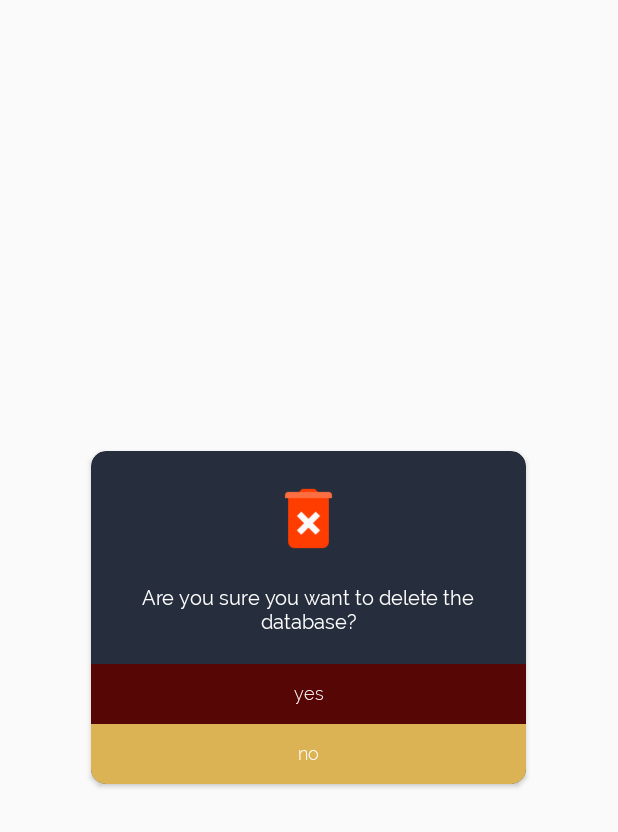
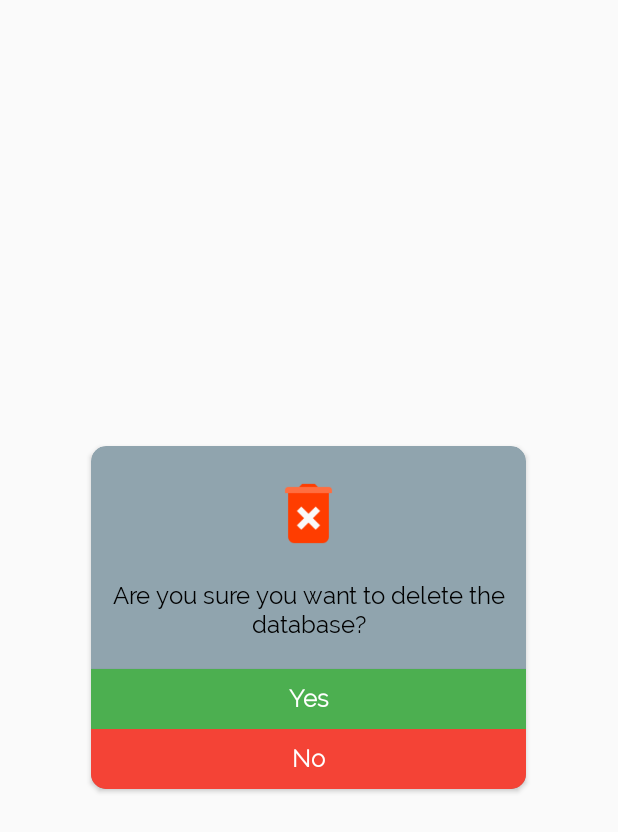
Before and after one commit to CharmiPatel25/note_TeamPurple_android, an Android app: the layout delete_note_layout.xml on its own in the app's theme, with its tools: preview values and no code run, on a phone screen of 412 x 824 dp. Shown: the top 832 px of the screen. Run offline under Robolectric (Android 15) with nearby library versions, the phone set to English and light mode, and no system bars.

Commit message:
[AP] layout changed for delete_note_layout.xml

```diff
--- a/app/src/main/java/com/example/note_teampurple_android/Activities/MainActivity.java
+++ b/app/src/main/java/com/example/note_teampurple_android/Activities/MainActivity.java
@@ -455,9 +455,9 @@ public class MainActivity extends BaseActivity implements View.OnClickListener {
         Button cancel = dialog.findViewById(R.id.but_canceldata);
 
         if (b) {
-            txtalert.setText("are you sure to delete category and its notes?");
+            txtalert.setText("Are you sure you want to delete category and its notes?");
         } else {
-            txtalert.setText("are you sure to delete this notes?");
+            txtalert.setText("Are you sure you want to delete this note?");
         }
 
         deldata.setOnClickListener(new View.OnClickListener() {
--- a/app/src/main/res/layout/delete_note_layout.xml
+++ b/app/src/main/res/layout/delete_note_layout.xml
@@ -11,7 +11,7 @@
         android:layout_width="290dp"
         android:layout_height="wrap_content"
         android:layout_gravity="center"
-        card_view:cardBackgroundColor="@color/grey"
+        card_view:cardBackgroundColor="@color/blue_grey_inactive"
         card_view:cardCornerRadius="10dp">
 
 
@@ -43,8 +43,8 @@
                     android:layout_marginLeft="5dp"
                     android:layout_marginRight="5dp"
                     android:text="Are you sure you want to delete the database?"
-                    android:textColor="@color/white"
-                    android:textSize="13sp" />
+                    android:textColor="@color/black"
+                    android:textSize="16sp" />
 
                 <Button
                     android:visibility="gone"
@@ -54,7 +54,7 @@
                     android:text="Move"
                     android:background="@color/default_inactive"
                     android:textAllCaps="false"
-                    android:textSize="12dp"
+                    android:textSize="16sp"
                     android:fontFamily="@font/light"
                     android:textColor="@color/white"
                     android:layout_height="40dp" />
@@ -65,23 +65,25 @@
                     android:layout_width="match_parent"
                     android:layout_height="40dp"
                     android:layout_marginTop="20dp"
-                    android:background="@color/red"
+                    android:background="@color/green_active"
                     android:fontFamily="@font/light"
-                    android:text="yes"
+                    android:text="Yes"
                     android:textAllCaps="false"
                     android:textColor="@color/white"
-                    android:textSize="12dp" />
+                    android:textSize="16sp"
+                    android:textStyle="bold"/>
 
                 <Button
                     android:id="@+id/but_canceldata"
                     android:layout_width="match_parent"
                     android:layout_height="40dp"
-                    android:background="@color/mustuard"
+                    android:background="@color/red_active"
                     android:fontFamily="@font/light"
-                    android:text="no"
+                    android:text="No"
                     android:textAllCaps="false"
                     android:textColor="@color/white"
-                    android:textSize="12dp" />
+                    android:textSize="16sp"
+                    android:textStyle="bold"/>
 
 
             </LinearLayout>
```
